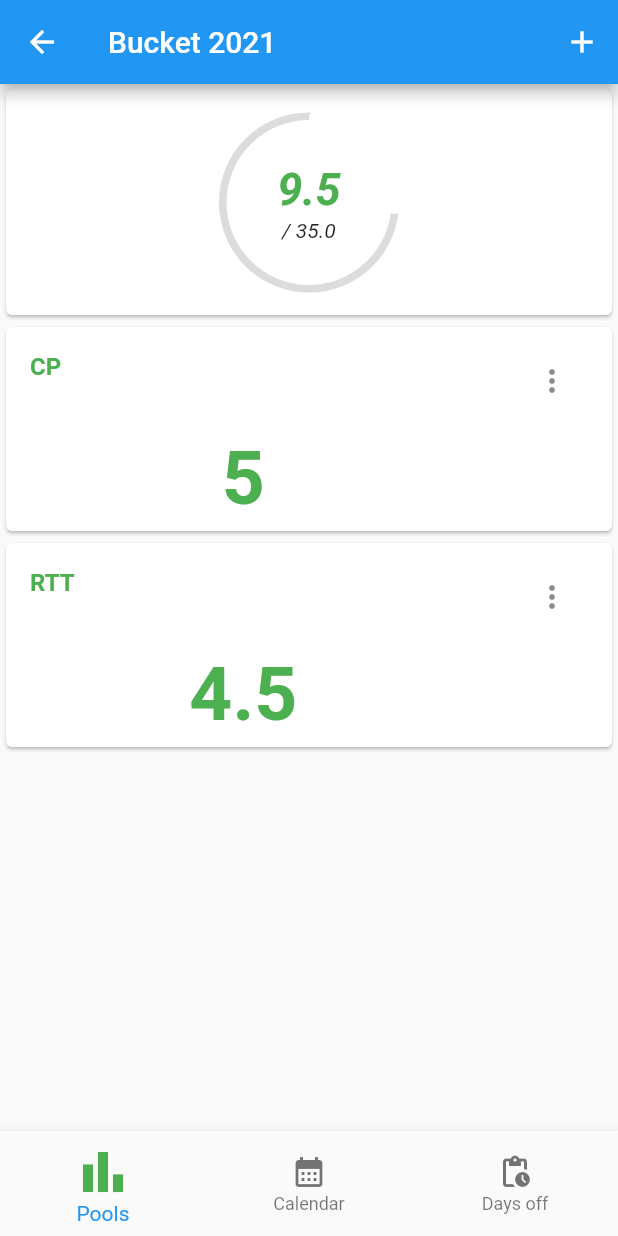
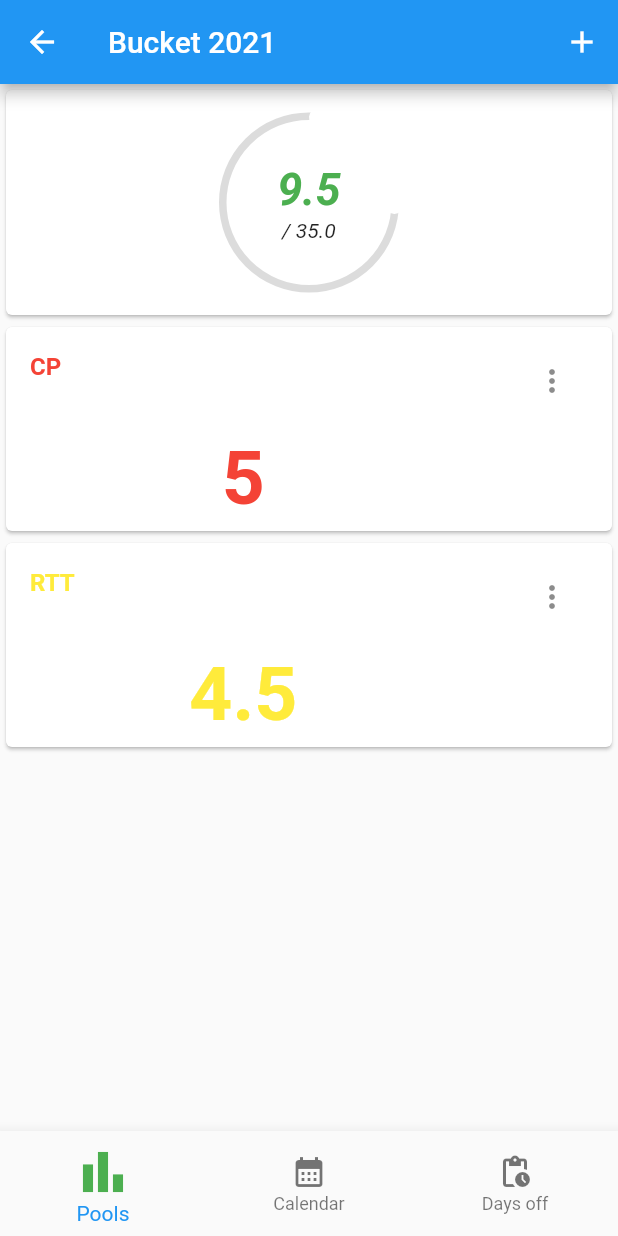
Before and after one commit to Sispheor/Reuteuteu, a Flutter app: the screen it shows after launch, after a tap on "2021", on a phone screen of 412 x 824 dp. Run offline on Flutter 3.47's test engine with Material 2 defaults, Android fonts, the light colour scheme and no system bars; drawn by our look-alikes of syncfusion_flutter_gauges; our stand-ins replace hive, hive_flutter, syncfusion_flutter_calendar; missing offline and left inert: flutter_nord_theme; accounts and stored records are empty.

Commit message:
add colors on pools and days off

```diff
--- /dev/null
+++ b/lib/adapters.dart
@@ -0,0 +1,6 @@
+library hive_flutter_adapters;
+
+import 'package:flutter/material.dart' show Color;
+import 'package:hive/hive.dart' show TypeAdapter, BinaryReader, BinaryWriter;
+
+part 'models/color_adapter.dart';
--- a/lib/main.dart
+++ b/lib/main.dart
@@ -1,6 +1,7 @@
 import 'package:flutter/material.dart';
 import 'package:flutter_nord_theme/flutter_nord_theme.dart';
 import 'package:hive_flutter/hive_flutter.dart';
+import 'package:sloth_day/adapters.dart';
 import 'package:sloth_day/pages/list_bucket.dart';
 
 import 'models/bucket.dart';
@@ -10,6 +11,7 @@ import 'models/pool.dart';
 void main() async {
   WidgetsFlutterBinding.ensureInitialized();
   await Hive.initFlutter();
+  Hive.registerAdapter(ColorAdapter());
   Hive.registerAdapter(DayOffAdapter());
   Hive.registerAdapter(PoolAdapter());
   Hive.registerAdapter(BucketAdapter());
@@ -27,18 +29,18 @@ void main() async {
   bucketBox.addAll([bucket2021]);
 
   // create pools
-  var payedVacation = Pool("CP", 25);
-  var rtt = Pool("RTT", 10);
+  var payedVacation = Pool("CP", 25, color: Colors.red);
+  var rtt = Pool("RTT", 10, color: Colors.yellow);
   poolBox.addAll([payedVacation, rtt]);  // add the pools to the database
   bucket2021.pools = HiveList(poolBox);  // create a HiveList
   bucket2021.pools?.addAll([payedVacation, rtt]);
   bucket2021.save(); // make persistent the changes
 
   // create couple days off
-  var vacation1 = DayOff("vac1", DateTime.utc(2021, 1, 1), DateTime.utc(2021, 1, 10), false);
-  var vacation2 = DayOff("vac2", DateTime.utc(2021, 2, 1), DateTime.utc(2021, 2, 10), false);
-  var vacation3 = DayOff("vac3", DateTime.utc(2021, 3, 1), DateTime.utc(2021, 3, 5), false);
-  var vacation4 = DayOff("vac4", DateTime.utc(2021, 4, 1), DateTime.utc(2021, 4, 1), true);
+  var vacation1 = DayOff("vac1", DateTime.utc(2022, 1, 1), DateTime.utc(2022, 1, 10), false, color: payedVacation.color);
+  var vacation2 = DayOff("vac2", DateTime.utc(2022, 2, 1), DateTime.utc(2022, 2, 10), false, color: payedVacation.color);
+  var vacation3 = DayOff("vac3", DateTime.utc(2022, 3, 1), DateTime.utc(2022, 3, 5), false, color: rtt.color);
+  var vacation4 = DayOff("vac4", DateTime.utc(2022, 4, 1), DateTime.utc(2022, 4, 1), true, color: rtt.color);
   dayOffBox.addAll([vacation1, vacation2, vacation3, vacation4]); // save to the db
 
   // place days off in different pools
--- a/lib/models/day_off.dart
+++ b/lib/models/day_off.dart
@@ -1,3 +1,4 @@
+import 'package:flutter/material.dart';
 import 'package:hive/hive.dart';
 part 'day_off.g.dart';
 
@@ -13,8 +14,10 @@ class DayOff extends HiveObject {
   late DateTime dateEnd;
   @HiveField(3)
   late bool isHalfDay;
+  @HiveField(4, defaultValue: Colors.green)
+  Color color;
 
-  DayOff(this.name, this.dateStart, this.dateEnd, this.isHalfDay);
+  DayOff(this.name, this.dateStart, this.dateEnd, this.isHalfDay, {this.color = Colors.green});
 
   @override
   String toString() {
--- a/lib/models/pool.dart
+++ b/lib/models/pool.dart
@@ -1,3 +1,4 @@
+import 'package:flutter/material.dart';
 import 'package:sloth_day/models/day_off.dart';
 import 'package:hive/hive.dart';
 part 'pool.g.dart';
@@ -10,8 +11,10 @@ class Pool extends HiveObject {
   double maxDays;
   @HiveField(2)
   HiveList? dayOffList;
+  @HiveField(3, defaultValue: Colors.green)
+  Color color;
 
-  Pool(this.name, this.maxDays);
+  Pool(this.name, this.maxDays, {this.color = Colors.green});
 
   double getTotalTakenDays() {
     if (dayOffList == null){
--- a/lib/pages/create_or_edit_day_off.dart
+++ b/lib/pages/create_or_edit_day_off.dart
@@ -180,7 +180,8 @@ class _CreateOrEditDayOffPage extends State<CreateOrEditDayOffPage> {
         nameController.text,
         dayOffDateStart!,
         dayOffDateEnd!,
-        isHalfDay);
+        isHalfDay,
+        color: widget.pool.color);
     final box = Boxes.getDayOffs();
     box.add(newDayOff);
     widget.pool.dayOffList!.add(newDayOff);
--- a/lib/widgets/pool_card.dart
+++ b/lib/widgets/pool_card.dart
@@ -1,5 +1,4 @@
 import 'package:flutter/material.dart';
-import 'package:flutter_nord_theme/flutter_nord_theme.dart';
 import 'package:sloth_day/models/bucket.dart';
 import 'package:sloth_day/models/day_off.dart';
 import 'package:sloth_day/models/pool.dart';
@@ -43,7 +42,7 @@ class _PoolCardWidgetState extends State<PoolCardWidget> {
           child: Column(
             children: [
               ListTile(
-                title: Text(widget.pool.name, style: TextStyle(color: Colors.green, fontWeight: FontWeight.bold)),
+                title: Text(widget.pool.name, style: TextStyle(color: widget.pool.color, fontWeight: FontWeight.bold)),
                 subtitle: Text("${widget.pool.getTotalTakenDays().toString().replaceAll(regex, '')} taken / ${widget.pool.maxDays}",
                   style: TextStyle(color: Colors.white.withOpacity(0.6)),
                 ),
@@ -86,7 +85,7 @@ class _PoolCardWidgetState extends State<PoolCardWidget> {
                       children: [
                         Text(
                           widget.pool.getAvailableDays().toString().replaceAll(regex, ''),
-                          style: TextStyle(color: Colors.green, fontSize: 50, fontWeight: FontWeight.bold),
+                          style: TextStyle(color: widget.pool.color, fontSize: 50, fontWeight: FontWeight.bold),
                         ),
                         Text(
                           "days available",
```
Also changed, not shown: lib/models/color_adapter.dart (added, +12 -0 lines), lib/pages/calendar_view.dart (+2 -12 lines), lib/widgets/day_off_card.dart (+5 -5 lines), lib/models/day_off.g.dart, lib/models/pool.g.dart.
